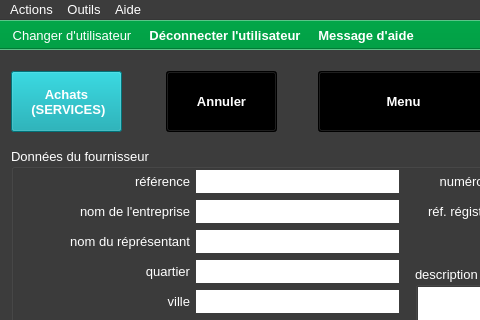
The window that ui/supplier/yeroth-erp-creer-fournisseur-window.ui (xnoumbissinoundou/yeroth-erp-3.0) describes before a commit, drawn with Qt 5; both pictures show x 0 to 480 and y 0 to 320 of the 799 by 601 pixel window.
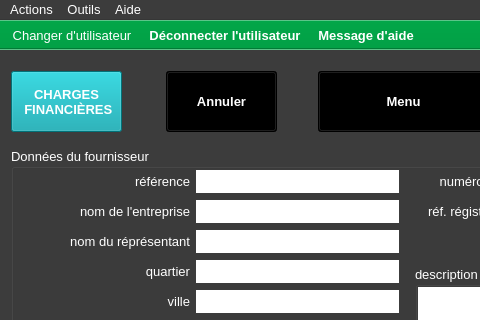
The same window after the commit. Icons and pictures are not drawn. Custom widgets are drawn as their Qt base class.

What changed in the file:
```diff
--- a/ui/supplier/yeroth-erp-creer-fournisseur-window.ui
+++ b/ui/supplier/yeroth-erp-creer-fournisseur-window.ui
@@ -12536,8 +12536,8 @@
      </font>
     </property>
     <property name="text">
-     <string>Achats 
- (SERVICES)</string>
+     <string>CHARGES 
+ FINANCIÈRES</string>
     </property>
    </widget>
   </widget>
```
Left out of the diff: 8 changed lines with no effect on the pictures.
